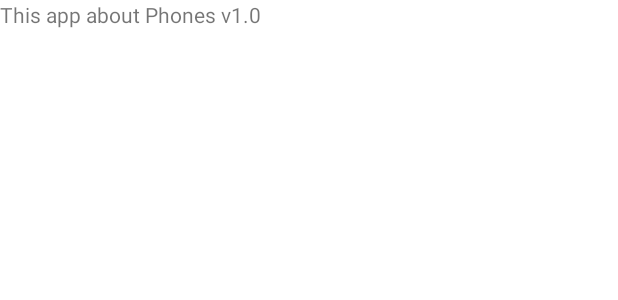
After one commit to Kotsev1988/Phones, an Android app: the layout fragment_about_app.xml on its own in the app's theme, with its tools: preview values and no code run, on a phone screen of 412 x 824 dp. The commit adds this screen. Shown: the top 300 px of the screen. Run offline under Robolectric (Android 15) with nearby library versions, the phone set to English and light mode, and no system bars.

```diff
--- /dev/null
+++ b/app/src/main/res/layout/fragment_about_app.xml
@@ -0,0 +1,20 @@
+<?xml version="1.0" encoding="utf-8"?>
+<FrameLayout xmlns:android="http://schemas.android.com/apk/res/android"
+    xmlns:tools="http://schemas.android.com/tools"
+    android:layout_width="match_parent"
+    android:layout_height="match_parent"
+    android:background="@color/white"
+    android:clickable="true"
+    android:focusable="true"
+    tools:context=".ui.AboutAppFragment">
+
+    <!-- TODO: Update blank fragment layout -->
+    <TextView
+
+        android:layout_width="match_parent"
+        android:layout_height="match_parent"
+        android:text="@string/hello_blank_fragment"
+        android:layout_gravity="center_vertical"
+        />
+
+</FrameLayout>
--- a/app/src/main/res/values/strings.xml
+++ b/app/src/main/res/values/strings.xml
@@ -1,7 +1,7 @@
 <resources>
     <string name="app_name">Phones</string>
     <!-- TODO: Remove or change this placeholder text -->
-    <string name="hello_blank_fragment">Hello blank fragment</string>
+    <string name="hello_blank_fragment">This app about Phones v1.0</string>
     <string name="samsung">Samsung</string>
     <string name="Description">Samsung A 32 is cool Phone</string>
 </resources>
```
Also changed, not shown: app/src/main/java/com/example/phones/model/Phones.java (+38 -1 lines), app/src/main/java/com/example/phones/ui/AboutAppFragment.java (added, +23 -0 lines), app/src/main/java/com/example/phones/ui/DetailsFragment.java (+8 -5 lines), app/src/main/java/com/example/phones/ui/PhonesFragment.java (+34 -12 lines), app/src/main/res/layout/activity_main.xml (+1 -6 lines), app/src/main/res/layout/fragment_phones.xml (+47 -3 lines).
